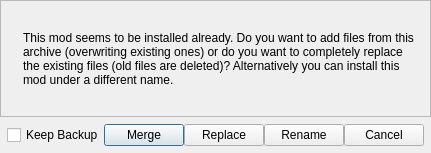
Before: the Qt Designer form modorganizer/src/queryoverwritedialog.ui in Holt59/mo2-merge, drawn with Qt 5.
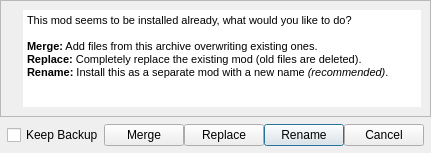
After: the same form once the commit is applied.

Commit message: [modorganizer] Imrpoved mod already exist dialog when installing.

Patch:
```diff
--- a/modorganizer/src/queryoverwritedialog.ui
+++ b/modorganizer/src/queryoverwritedialog.ui
@@ -28,7 +28,7 @@
      <property name="frameShadow">
       <enum>QFrame::Raised</enum>
      </property>
-     <layout class="QHBoxLayout" name="horizontalLayout_1" stretch="0,1">
+     <layout class="QHBoxLayout" name="horizontalLayout_1" stretch="0,0">
       <item>
        <widget class="QLabel" name="iconLabel">
         <property name="text">
@@ -40,12 +40,31 @@
        </widget>
       </item>
       <item>
-       <widget class="QLabel" name="label">
-        <property name="text">
-         <string>This mod seems to be installed already. Do you want to add files from this archive (overwriting existing ones) or do you want to completely replace the existing files (old files are deleted)? Alternatively you can install this mod under a different name.</string>
+       <widget class="QTextBrowser" name="textBrowser">
+        <property name="frameShape">
+         <enum>QFrame::NoFrame</enum>
         </property>
-        <property name="wordWrap">
-         <bool>true</bool>
+        <property name="frameShadow">
+         <enum>QFrame::Plain</enum>
+        </property>
+        <property name="verticalScrollBarPolicy">
+         <enum>Qt::ScrollBarAlwaysOff</enum>
+        </property>
+        <property name="horizontalScrollBarPolicy">
+         <enum>Qt::ScrollBarAlwaysOff</enum>
+        </property>
+        <property name="sizeAdjustPolicy">
+         <enum>QAbstractScrollArea::AdjustToContents</enum>
+        </property>
+        <property name="html">
+         <string>&lt;!DOCTYPE HTML PUBLIC &quot;-//W3C//DTD HTML 4.0//EN&quot; &quot;http://www.w3.org/TR/REC-html40/strict.dtd&quot;&gt;
+&lt;html&gt;&lt;head&gt;&lt;meta name=&quot;qrichtext&quot; content=&quot;1&quot; /&gt;&lt;style type=&quot;text/css&quot;&gt;
+p, li { white-space: pre-wrap; }
+&lt;/style&gt;&lt;/head&gt;&lt;body style=&quot; font-family:'MS Shell Dlg 2'; font-size:8.25pt; font-weight:400; font-style:normal;&quot;&gt;
+&lt;p style=&quot; margin-top:0px; margin-bottom:0px; margin-left:0px; margin-right:0px; -qt-block-indent:0; text-indent:0px;&quot;&gt;This mod seems to be installed already, what would you like to do?&lt;/p&gt;
+&lt;p style=&quot; margin-top:0px; margin-bottom:0px; margin-left:0px; margin-right:0px; -qt-block-indent:0; text-indent:0px;&quot;&gt;&lt;br /&gt;&lt;span style=&quot; font-weight:600;&quot;&gt;Merge:&lt;/span&gt; Add files from this archive overwriting existing ones.&lt;/p&gt;
+&lt;p style=&quot; margin-top:0px; margin-bottom:0px; margin-left:0px; margin-right:0px; -qt-block-indent:0; text-indent:0px;&quot;&gt;&lt;span style=&quot; font-weight:600;&quot;&gt;Replace:&lt;/span&gt; Completely replace the existing mod (old files are deleted).&lt;/p&gt;
+&lt;p style=&quot; margin-top:0px; margin-bottom:0px; margin-left:0px; margin-right:0px; -qt-block-indent:0; text-indent:0px;&quot;&gt;&lt;span style=&quot; font-weight:600;&quot;&gt;Rename:&lt;/span&gt; Install this as a separate mod with a new name&lt;span style=&quot; font-style:italic;&quot;&gt; (recommended)&lt;/span&gt;.&lt;/p&gt;&lt;/body&gt;&lt;/html&gt;</string>
         </property>
        </widget>
       </item>
@@ -83,6 +102,9 @@
        <property name="text">
         <string>Rename</string>
        </property>
+       <property name="default">
+        <bool>true</bool>
+       </property>
       </widget>
      </item>
      <item>
```
Left out of the diff: 22 changed lines with no effect on the pictures.
